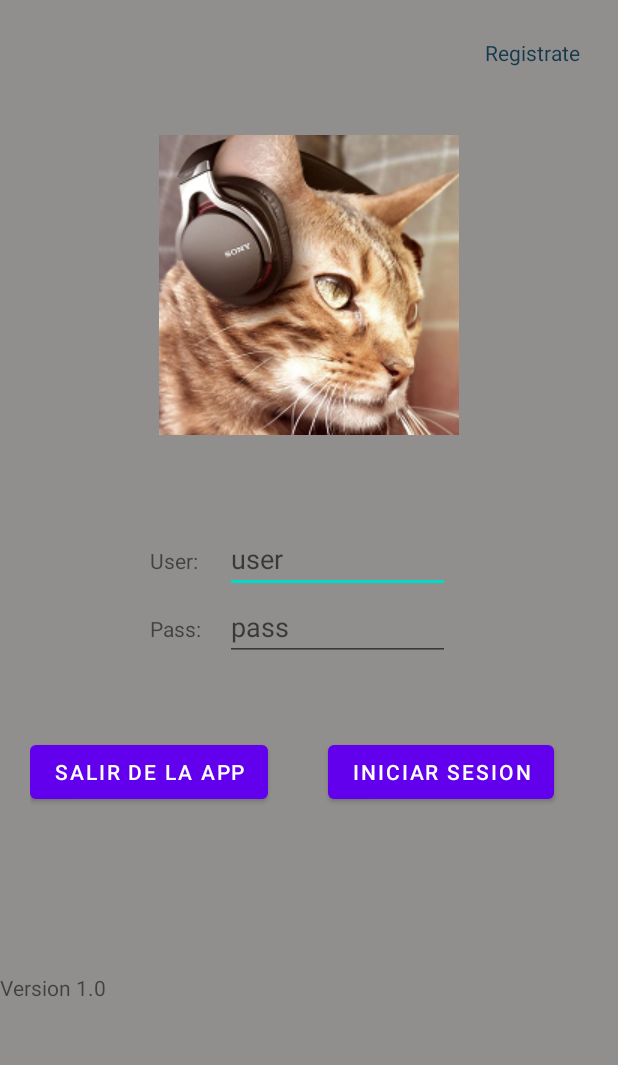
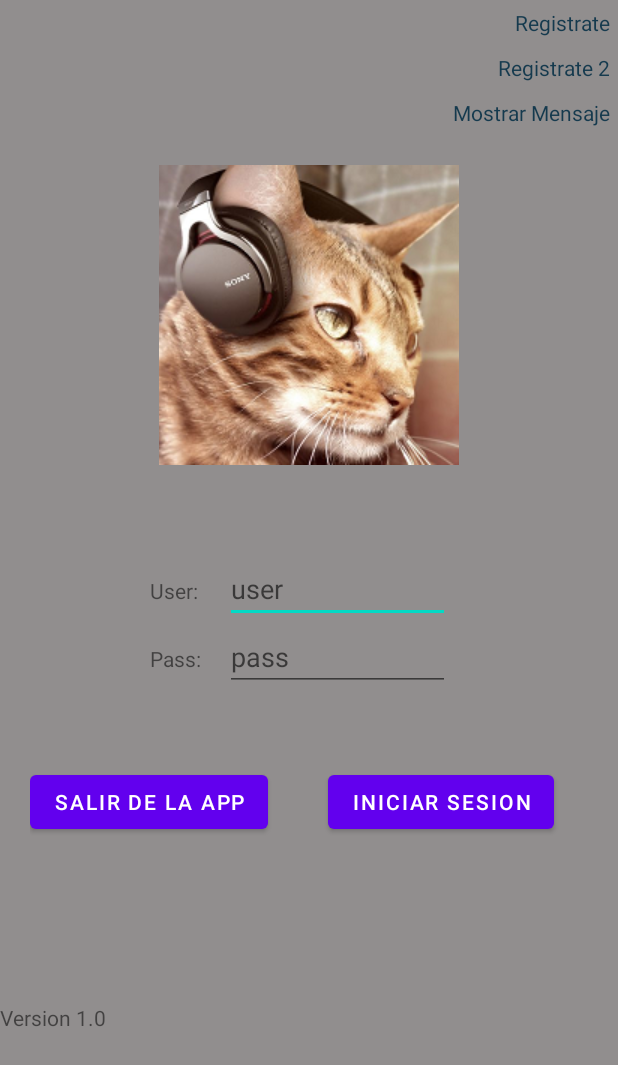
Before and after one commit to IbrahCanto/Practica_3, an Android app: the screen it shows after launch (MainActivity), on a phone screen of 412 x 824 dp. Shown: the top 1065 px of the screen. Run offline under Robolectric (Android 15) with nearby library versions, the phone set to English and light mode, and no system bars.

Commit message:
-Navegacion entre vistas -Mostrar avisos -Boton "salir de la app"

```diff
--- a/app/src/main/java/com/example/practica_3_contenedores/MainActivity.java
+++ b/app/src/main/java/com/example/practica_3_contenedores/MainActivity.java
@@ -4,15 +4,62 @@ import androidx.appcompat.app.AppCompatActivity;
 
 import android.content.Intent;
 import android.os.Bundle;
+import android.util.Log;
 import android.view.View;
+import android.view.View.OnLongClickListener;
+import android.widget.Button;
+import android.widget.EditText;
+import android.widget.ImageView;
+import android.widget.TextView;
+import android.widget.Toast;
 
 public class MainActivity extends AppCompatActivity {
+    //Declarar las variables por elemento
+    TextView register2, show;
+    ImageView logo;
+    EditText user, pass;
+    Button iniciar, salir;
 
     @Override
     protected void onCreate(Bundle savedInstanceState) {
         super.onCreate(savedInstanceState);
+        //Inicializar nuestros elementos
         setContentView(R.layout.activity_main);
+        register2 =(TextView) findViewById(R.id.register2);
+        logo=(ImageView) findViewById(R.id.logo);
+        user=(EditText) findViewById(R.id.eiduser);
+        pass=(EditText) findViewById(R.id.edipass);
+        iniciar=(Button) findViewById(R.id.btninicio);
+        salir=(Button) findViewById(R.id.btncancelar);
+        show=(TextView) findViewById(R.id.show);
+
+        show.setOnClickListener(new View.OnClickListener() {
+            @Override
+            public void onClick(View view) {
+                //Bloque que se ejecuta
+                Toast.makeText(getApplicationContext(), "Hiciste click en el TextView", Toast.LENGTH_LONG).show();
+                Log.i("ERROR1", "Diste click en el TextView");
+            }
+        });
+
+        salir.setOnClickListener(new View.OnClickListener() {
+            @Override
+            public void onClick(View view) {
+                //Bloque que se ejecuta
+                Toast.makeText(getApplicationContext(), "Hiciste click en el TextView", Toast.LENGTH_LONG).show();
+                Log.i("ERROR1", "Diste click en el TextView");
+                finish();
+                Intent intent = new Intent(Intent.ACTION_MAIN);
+                intent.addCategory(Intent.CATEGORY_HOME);
+                intent.setFlags(Intent.FLAG_ACTIVITY_NEW_TASK);
+                startActivity(intent);
+            }
+        });
+
+
+
     }
+
 
     public void Registro (View view){
         Intent registro = new Intent(this, MainActivity2.class);
--- a/app/src/main/res/layout/activity_main.xml
+++ b/app/src/main/res/layout/activity_main.xml
@@ -19,10 +19,32 @@
             android:layout_width="wrap_content"
             android:layout_height="wrap_content"
             android:layout_gravity="right"
-            android:layout_margin="25dp"
+            android:layout_margin="5dp"
             android:contextClickable="false"
             android:onClick="Registro"
             android:text="@string/registro"
+            android:textColor="#153A4E" />
+
+        <TextView
+            android:id="@+id/register2"
+            android:layout_width="wrap_content"
+            android:layout_height="wrap_content"
+            android:layout_gravity="right"
+            android:layout_margin="5dp"
+            android:contextClickable="false"
+            android:onClick="Registro"
+            android:text="@string/registro2"
+            android:textColor="#153A4E" />
+
+        <TextView
+            android:id="@+id/show"
+            android:layout_width="wrap_content"
+            android:layout_height="wrap_content"
+            android:layout_gravity="right"
+            android:layout_margin="5dp"
+            android:contextClickable="false"
+            android:onClick="Registro"
+            android:text="@string/btn_show"
             android:textColor="#153A4E" />
 
         <ImageView
--- a/app/src/main/res/values/strings.xml
+++ b/app/src/main/res/values/strings.xml
@@ -1,6 +1,7 @@
 <resources>
     <string name="app_name">Practica_3_contenedores</string>
     <string name="registro">Registrate</string>
+    <string name="registro2">Registrate 2</string>
     <string name="user">User:</string>
     <string name="pass">Pass:</string>
     <string name="edituser">user</string>
@@ -27,6 +28,7 @@
     <string name="txt_cliente">Cliente</string>
     <string name="txt_distribuidor">Distribuidor</string>
     <string name="txt_ambos">Ambos</string>
+    <string name="btn_show">Mostrar Mensaje</string>
 
 
 
```
